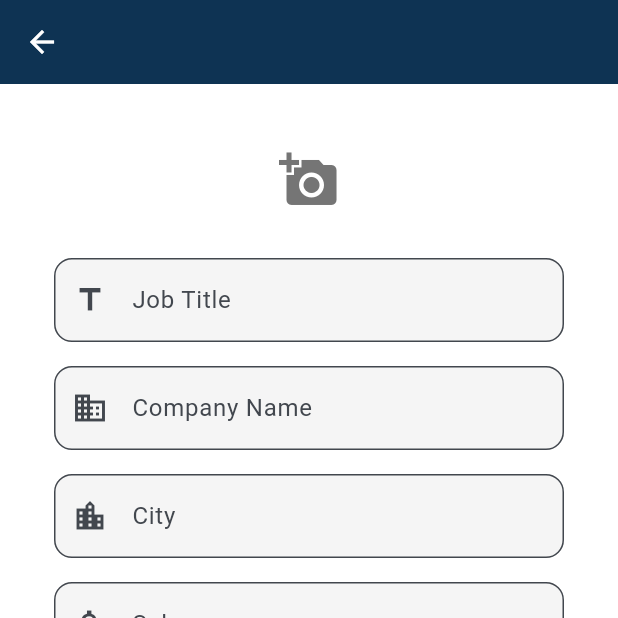
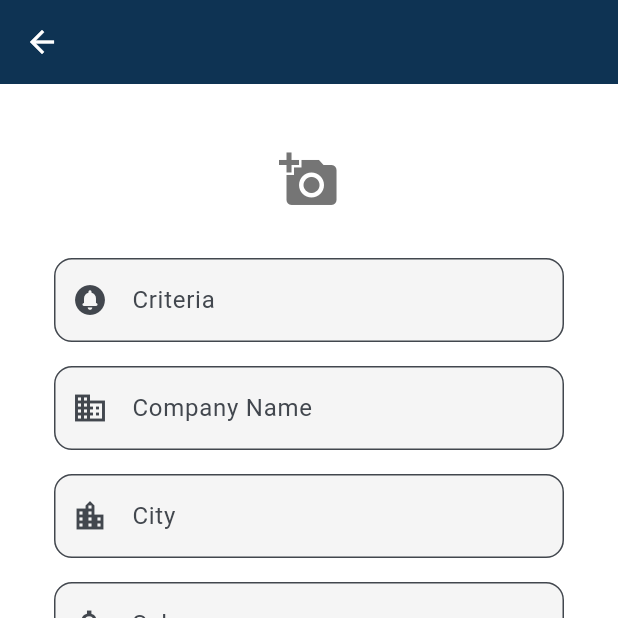
Before and after one commit to Saakshi0508k/RecruitEase, a Flutter app: the AddJobPage screen opened directly, on a phone screen of 412 x 824 dp, the top half of it. Run offline on Flutter 3.47's test engine with Material 3 defaults, Android fonts, the phone set to English and light mode, and no system bars; our stand-ins replace cloud_firestore, file_picker, firebase_auth, firebase_core, firebase_storage, image_picker; accounts and stored records are empty.

Commit message:
criteria

```diff
--- a/lib/job creation/TPOaddjob.dart
+++ b/lib/job creation/TPOaddjob.dart
@@ -16,7 +16,7 @@ class _AddJobPageState extends State<AddJobPage> {
   final FirebaseFirestore _firestore = FirebaseFirestore.instance;
   final FirebaseStorage _storage = FirebaseStorage.instance;
 
-  String _jobTitle = '';
+  double _Criteria = 0.0; // Change Criteria type to double
   String _companyName = '';
   String _city = '';
   int _salary = 0;
@@ -59,7 +59,7 @@ class _AddJobPageState extends State<AddJobPage> {
 
         await jobDocRef.set({
           'jobId': jobId,
-          'jobTitle': _jobTitle,
+          'Criteria': _Criteria, // Save Criteria as double
           'companyName': _companyName,
           'city': _city,
           'salary': _salary,
@@ -125,7 +125,7 @@ class _AddJobPageState extends State<AddJobPage> {
                         onPressed: _uploadImage,
                       ),
                     const SizedBox(height: 16.0),
-                    _buildTextField('Job Title', Icons.title, (value) => _jobTitle = value),
+                    _buildDoubleField('Criteria', Icons.circle_notifications_rounded, (value) => _Criteria = value),
                     _buildTextField('Company Name', Icons.business, (value) => _companyName = value),
                     _buildTextField('City', Icons.location_city, (value) => _city = value),
                     _buildNumberField('Salary', Icons.attach_money, (value) => _salary = int.parse(value)),
@@ -172,6 +172,30 @@ class _AddJobPageState extends State<AddJobPage> {
         maxLines: maxLines,
         validator: (value) => value == null || value.isEmpty ? 'Please enter $label' : null,
         onChanged: onChanged,
+      ),
+    );
+  }
+
+  Widget _buildDoubleField(String label, IconData icon, ValueChanged<double> onChanged) {
+    return Padding(
+      padding: const EdgeInsets.symmetric(vertical: 8.0),
+      child: TextFormField(
+        decoration: InputDecoration(
+          labelText: label,
+          prefixIcon: Icon(icon),
+          border: OutlineInputBorder(
+            borderRadius: BorderRadius.circular(12.0),
+          ),
+          filled: true,
+          fillColor: Colors.grey[100],
+        ),
+        keyboardType: TextInputType.numberWithOptions(decimal: true),
+        validator: (value) {
+          if (value == null || value.isEmpty) return 'Please enter $label';
+          if (double.tryParse(value) == null) return 'Please enter a valid number';
+          return null;
+        },
+        onChanged: (value) => onChanged(double.tryParse(value) ?? 0.0),
       ),
     );
   }
--- a/lib/job creation/TPOjobdetails.dart
+++ b/lib/job creation/TPOjobdetails.dart
@@ -1,9 +1,10 @@
 import 'package:flutter/material.dart';
 import 'TPOeditjob.dart';
 import 'studentsAppliedlist.dart';
+
 class TPOJobDetails extends StatelessWidget {
   final String jobId;
-  final String title;
+  final double Criteria; // Criteria as double
   final String company;
   final String logoUrl;
   final String jobRole;
@@ -15,7 +16,7 @@ class TPOJobDetails extends StatelessWidget {
   const TPOJobDetails({
     super.key,
     required this.jobId,
-    required this.title,
+    required this.Criteria,
     required this.company,
     required this.logoUrl,
     required this.jobRole,
@@ -30,7 +31,7 @@ class TPOJobDetails extends StatelessWidget {
     return Scaffold(
       appBar: AppBar(
         title: Text(
-          title,
+          'Criteria: ${Criteria.toStringAsFixed(1)}', // Display Criteria as a formatted string
           style: const TextStyle(color: Color(0xFF0A2E4D)),
         ),
         backgroundColor: Colors.white,
@@ -40,7 +41,6 @@ class TPOJobDetails extends StatelessWidget {
           IconButton(
             icon: const Icon(Icons.edit, color: Color(0xFF0A2E4D)),
             onPressed: () {
-              // Navigate to edit page
               Navigator.push(
                 context,
                 MaterialPageRoute(builder: (context) => TPOEditJob(jobId: jobId)),
@@ -61,15 +61,12 @@ class TPOJobDetails extends StatelessWidget {
         child: Column(
           crossAxisAlignment: CrossAxisAlignment.center,
           children: [
-            // Centered Circle with fetched image
             CircleAvatar(
               radius: 70,
               backgroundColor: const Color(0xFF0A2E4D),
               backgroundImage: NetworkImage(logoUrl),
             ),
             const SizedBox(height: 20),
-
-            // Job Role (centered)
             Text(
               jobRole,
               style: const TextStyle(
@@ -80,8 +77,6 @@ class TPOJobDetails extends StatelessWidget {
               textAlign: TextAlign.center,
             ),
             const SizedBox(height: 8),
-
-            // Company Name (centered)
             Text(
               company,
               style: const TextStyle(
@@ -91,11 +86,8 @@ class TPOJobDetails extends StatelessWidget {
               textAlign: TextAlign.center,
             ),
             const SizedBox(height: 20),
-
-            // Card with a single user icon and "Students Applied" text
             GestureDetector(
               onTap: () {
-                // Navigate to the StudentApplied page when tapped
                 Navigator.push(
                   context,
                   MaterialPageRoute(builder: (context) => StudentAppliedPage(jobId: jobId)),
@@ -112,7 +104,6 @@ class TPOJobDetails extends StatelessWidget {
                   child: Row(
                     mainAxisAlignment: MainAxisAlignment.spaceBetween,
                     children: [
-                      // Single user icon (representing a student)
                       Row(
                         children: [
                           CircleAvatar(
@@ -122,8 +113,6 @@ class TPOJobDetails extends StatelessWidget {
                           ),
                         ],
                       ),
-
-                      // "Students Applied" text in bold
                       Text(
                         'Students Applied',
                         style: const TextStyle(
@@ -132,16 +121,12 @@ class TPOJobDetails extends StatelessWidget {
                           color: Color(0xFF0A2E4D),
                         ),
                       ),
-
-                      // Right arrow icon
                       const Icon(Icons.arrow_forward_ios, color: Color(0xFF0A2E4D), size: 20),
                     ],
                   ),
                 ),
               ),
             ),
-
-            // Expanded Details Card
             Expanded(
               child: Container(
                 width: double.infinity,
@@ -157,7 +142,6 @@ class TPOJobDetails extends StatelessWidget {
                     child: Column(
                       crossAxisAlignment: CrossAxisAlignment.start,
                       children: [
-                        // Role
                         const Text(
                           'Role',
                           style: TextStyle(
@@ -168,8 +152,6 @@ class TPOJobDetails extends StatelessWidget {
                         ),
                         Text(jobRole, style: const TextStyle(fontSize: 15, color: Color(0xFF0A2E4D))),
                         const SizedBox(height: 12),
-
-                        // Job Type
                         const Text(
                           'Job Type',
                           style: TextStyle(
@@ -180,8 +162,6 @@ class TPOJobDetails extends StatelessWidget {
                         ),
                         Text(jobType, style: const TextStyle(fontSize: 15, color: Color(0xFF0A2E4D))),
                         const SizedBox(height: 12),
-
-                        // Salary
                         const Text(
                           'Salary',
                           style: TextStyle(
@@ -192,8 +172,6 @@ class TPOJobDetails extends StatelessWidget {
                         ),
                         Text('\$${salary.toString()}', style: const TextStyle(fontSize: 15, color: Color(0xFF0A2E4D))),
                         const SizedBox(height: 12),
-
-                        // Skills
                         const Text(
                           'Skills',
                           style: TextStyle(
@@ -204,8 +182,6 @@ class TPOJobDetails extends StatelessWidget {
                         ),
                         Text(skills.join(', '), style: const TextStyle(fontSize: 15, color: Color(0xFF0A2E4D))),
                         const SizedBox(height: 12),
-
-                        // Job Description
                         const Text(
                           'Job Description',
                           style: TextStyle(
@@ -231,7 +207,6 @@ class TPOJobDetails extends StatelessWidget {
     );
   }
 
-  // Function to show delete confirmation dialog
   void _showDeleteConfirmationDialog(BuildContext context) {
     showDialog(
       context: context,
@@ -242,14 +217,13 @@ class TPOJobDetails extends StatelessWidget {
           actions: <Widget>[
             TextButton(
               onPressed: () {
-                Navigator.of(context).pop(); // Close the dialog
+                Navigator.of(context).pop();
               },
               child: const Text('Cancel', style: TextStyle(color: Color(0xFF0A2E4D))),
             ),
             TextButton(
               onPressed: () {
-                // Add delete logic here
-                Navigator.of(context).pop(); // Close the dialog
+                Navigator.of(context).pop();
               },
               child: const Text('Delete', style: TextStyle(color: Colors.red)),
             ),
--- a/lib/job creation/TPOjobs.dart
+++ b/lib/job creation/TPOjobs.dart
@@ -62,7 +62,7 @@ class _JobsPageState extends State<JobsPage> {
                   final jobs = snapshot.data!.docs.map((doc) {
                     return Job(
                       jobId: doc.id,
-                      title: doc['jobTitle'] ?? '',
+                      Criteria: (doc['Criteria'] as num?)?.toDouble() ?? 0.0, // Ensure Criteria is double
                       company: doc['companyName'] ?? '',
                       logoUrl: doc['imageUrl'] ?? '',
                       jobRole: doc['jobRole'] ?? '',
@@ -85,7 +85,7 @@ class _JobsPageState extends State<JobsPage> {
                             MaterialPageRoute(
                               builder: (context) => TPOJobDetails(
                                 jobId: jobs[index].jobId,
-                                title: jobs[index].title,
+                                Criteria: jobs[index].Criteria,
                                 company: jobs[index].company,
                                 logoUrl: jobs[index].logoUrl,
                                 jobRole: jobs[index].jobRole,
@@ -99,7 +99,7 @@ class _JobsPageState extends State<JobsPage> {
                         },
                         child: JobCard(
                           jobId: jobs[index].jobId,
-                          title: jobs[index].title,
+                          Criteria: jobs[index].Criteria,
                           company: jobs[index].company,
                           logoUrl: jobs[index].logoUrl,
                           jobRole: jobs[index].jobRole,
@@ -137,13 +137,10 @@ class _JobsPageState extends State<JobsPage> {
   }
 }
 
-// Job and JobCard classes remain unchanged
-// ... Rest of the code for Job and JobCard class
-
-
+// Updated Job and JobCard classes to handle Criteria as double
 class Job {
   final String jobId;
-  final String title;
+  final double Criteria; // Changed to double
   final String company;
   final String logoUrl;
   final String jobRole;
@@ -154,7 +151,7 @@ class Job {
 
   const Job({
     required this.jobId,
-    required this.title,
+    required this.Criteria,
     required this.company,
     required this.logoUrl,
     required this.jobRole,
@@ -167,7 +164,7 @@ class Job {
 
 class JobCard extends StatelessWidget {
   final String jobId;
-  final String title;
+  final double Criteria; // Changed to double
   final String company;
   final String logoUrl;
   final String jobRole;
@@ -179,7 +176,7 @@ class JobCard extends StatelessWidget {
   const JobCard({
     super.key,
     required this.jobId,
-    required this.title,
+    required this.Criteria,
     required this.company,
     required this.logoUrl,
     required this.jobRole,
@@ -196,7 +193,7 @@ class JobCard extends StatelessWidget {
         leading: CircleAvatar(
           backgroundImage: NetworkImage(logoUrl),
         ),
-        title: Text(title),
+        title: Text('Criteria: ${Criteria.toStringAsFixed(1)}'), // Format Criteria for display
         subtitle: Text(company),
         onTap: () {
           Navigator.push(
@@ -204,7 +201,7 @@ class JobCard extends StatelessWidget {
             MaterialPageRoute(
               builder: (context) => TPOJobDetails(
                 jobId: jobId,
-                title: title,
+                Criteria: Criteria,
                 company: company,
                 logoUrl: logoUrl,
                 jobRole: jobRole,
--- a/lib/main.dart
+++ b/lib/main.dart
@@ -24,7 +24,7 @@ class MyApp extends StatelessWidget {
         colorScheme: ColorScheme.fromSeed(seedColor: const Color(0xFF0A2E4D)),
         useMaterial3: true,
       ),
-      home: LandingPageTeacher(),
+      home: SplashScreen(),
     );
   }
 }
```
Also changed, not shown: lib/job creation/TPOeditjob.dart (+29 -17 lines).
